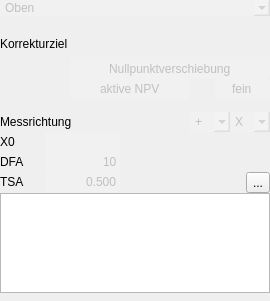
Qt form TouchProbe/tp_kante.ui (mikejg/CamHelper) before a commit.
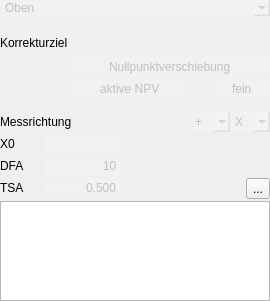
The same form after that commit. Icons and pictures are not drawn. Custom widgets are drawn as their Qt base class.

What changed in the file:
```diff
--- a/TouchProbe/tp_kante.ui
+++ b/TouchProbe/tp_kante.ui
@@ -111,6 +111,9 @@
      <property name="spacing">
       <number>0</number>
      </property>
+     <property name="bottomMargin">
+      <number>2</number>
+     </property>
      <item>
       <spacer name="horizontalSpacer_Nullpunktverschiebung">
        <property name="orientation">
@@ -261,6 +264,9 @@
    </item>
    <item>
     <layout class="QHBoxLayout" name="horizontalLayout_Messrichtung">
+     <property name="bottomMargin">
+      <number>2</number>
+     </property>
      <item>
       <widget class="QLabel" name="label_2">
        <property name="maximumSize">
@@ -348,6 +354,9 @@
    </item>
    <item>
     <layout class="QHBoxLayout" name="horizontalLayout_Wert">
+     <property name="bottomMargin">
+      <number>2</number>
+     </property>
      <item>
       <widget class="QLabel" name="label_Wert">
        <property name="minimumSize">
@@ -412,6 +421,9 @@
    </item>
    <item>
     <layout class="QHBoxLayout" name="horizontalLayout_DFA">
+     <property name="bottomMargin">
+      <number>2</number>
+     </property>
      <item>
       <widget class="QLabel" name="label_DFA">
        <property name="minimumSize">
@@ -464,6 +476,9 @@
    </item>
    <item>
     <layout class="QHBoxLayout" name="horizontalLayout_TSA">
+     <property name="bottomMargin">
+      <number>2</number>
+     </property>
      <item>
       <widget class="QLabel" name="label_TSA">
        <property name="minimumSize">
@@ -550,6 +565,11 @@
   </layout>
  </widget>
  <customwidgets>
+  <customwidget>
+   <class>MLineEdit</class>
+   <extends>QLineEdit</extends>
+   <header location="global">Classes/mlineedit.h</header>
+  </customwidget>
   <customwidget>
    <class>MComboBox</class>
    <extends>QComboBox</extends>
```
Left out of the diff: 8 changed lines with no effect on the pictures.
